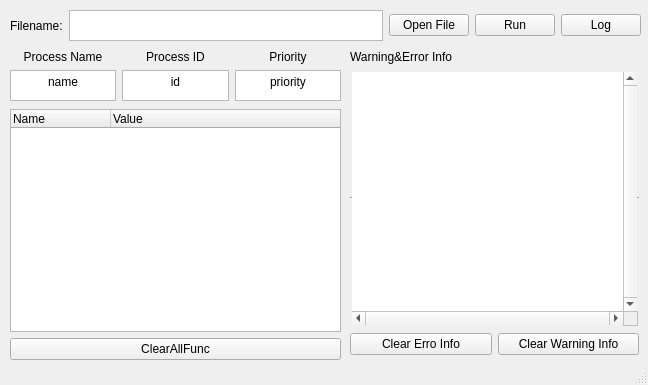
Before: the Qt Designer form GUI/GUI/mainwindow.ui in bigxg666/hustcse-apihook, drawn with Qt 5.
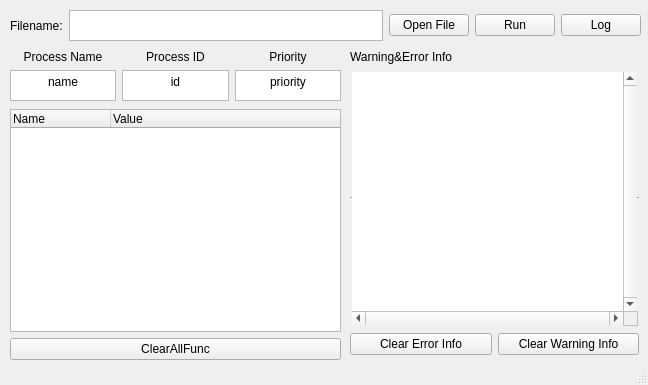
After: the same form once the commit is applied.

```diff
--- a/GUI/GUI/mainwindow.ui
+++ b/GUI/GUI/mainwindow.ui
@@ -142,7 +142,7 @@
      <item row="5" column="0">
       <widget class="QPushButton" name="Error_Clear">
        <property name="text">
-        <string>Clear Erro Info</string>
+        <string>Clear Error Info</string>
        </property>
       </widget>
      </item>
```
